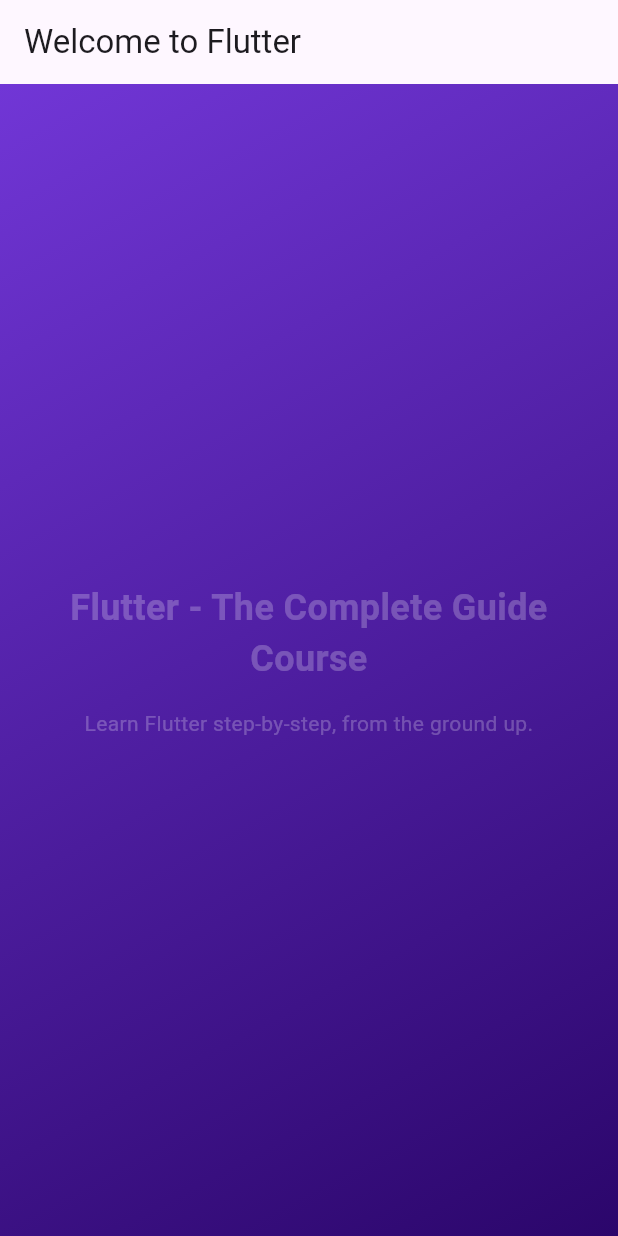
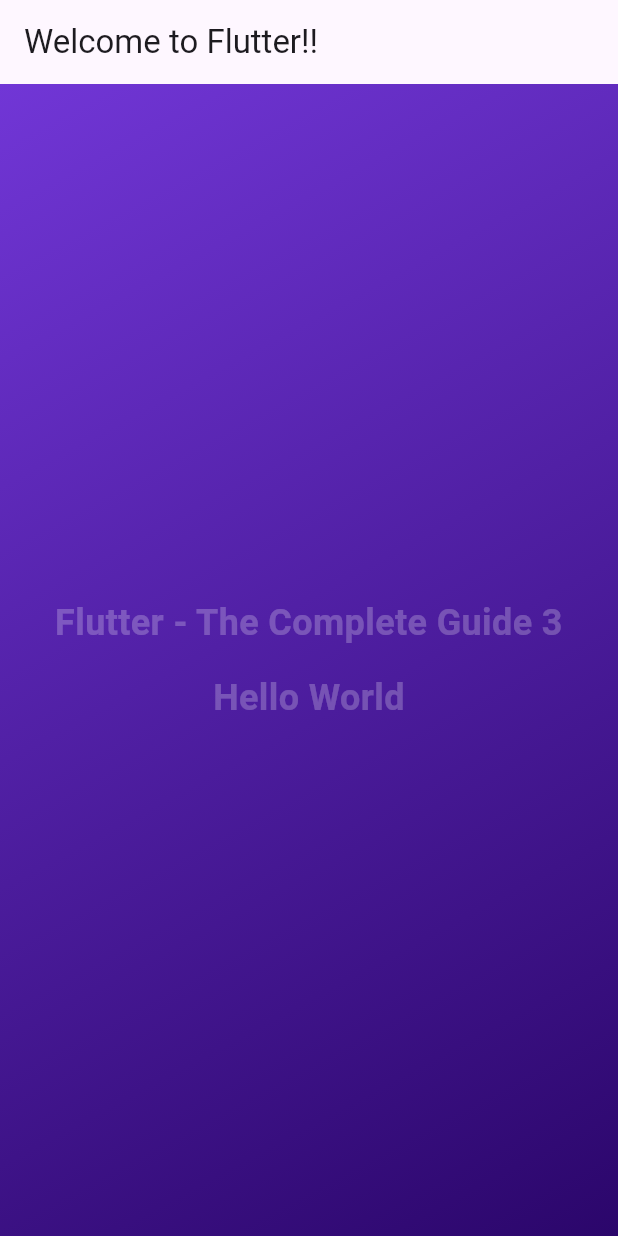
Before and after one commit to hokieknight/hello, a Flutter app: the screen it shows after launch, on a phone screen of 412 x 824 dp. Run offline on Flutter 3.47's test engine with Material 3 defaults, Android fonts, the phone set to English and light mode, and no system bars.

Commit message:
add custom classes

```diff
--- /dev/null
+++ b/lib/gradient_container.dart
@@ -0,0 +1,32 @@
+import 'package:flutter/material.dart';
+import 'package:hello/styled_text.dart';
+
+class GradientContainer extends StatelessWidget {
+  final List<Color> colors;
+
+  const GradientContainer(this.colors, {super.key});
+
+  @override
+  Widget build(BuildContext context) {
+    return Container(
+      decoration: BoxDecoration(
+        gradient: LinearGradient(
+          colors: colors,
+          begin: Alignment.topLeft,
+          end: Alignment.bottomRight,
+        ),
+      ),
+      width: double.infinity,
+      padding: const EdgeInsets.all(12),
+      child: const Column(
+        mainAxisAlignment: MainAxisAlignment.center,
+        crossAxisAlignment: CrossAxisAlignment.center,
+        children: [
+          StyledText('Flutter - The Complete Guide 3'),
+          SizedBox(height: 16),
+          StyledText('Hello World'),
+        ],
+      ),
+    );
+  }
+}
--- a/lib/main.dart
+++ b/lib/main.dart
@@ -1,8 +1,14 @@
 import 'package:flutter/material.dart';
+import 'package:hello/gradient_container.dart';
 
 void main() {
   runApp(const MyApp());
 }
+
+const List<Color> bgColors = [
+  Color.fromARGB(255, 113, 54, 214),
+  Color.fromARGB(255, 43, 6, 107),
+];
 
 class MyApp extends StatelessWidget {
   const MyApp({super.key});
@@ -17,45 +23,9 @@ class MyApp extends StatelessWidget {
       ),
       home: Scaffold(
         appBar: AppBar(
-          title: const Text('Welcome to Flutter'),
+          title: const Text('Welcome to Flutter!!'),
         ),
-        body: Container(
-          decoration: const BoxDecoration(
-            gradient: LinearGradient(
-              colors: [
-                Color.fromARGB(255, 113, 54, 214),
-                Color.fromARGB(255, 43, 6, 107),
-              ],
-              begin: Alignment.topLeft,
-              end: Alignment.bottomRight,
-            ),
-          ),
-          width: double.infinity,
-          padding: const EdgeInsets.all(12),
-          child: const Column(
-            mainAxisAlignment: MainAxisAlignment.center,
-            crossAxisAlignment: CrossAxisAlignment.center,
-            children: [
-              Text(
-                'Flutter - The Complete Guide Course',
-                textAlign: TextAlign.center,
-                style: TextStyle(
-                  fontSize: 24,
-                  fontWeight: FontWeight.bold,
-                  color: Colors.white24,
-                ),
-              ),
-              SizedBox(height: 16),
-              Text(
-                'Learn Flutter step-by-step, from the ground up.',
-                textAlign: TextAlign.center,
-                style: TextStyle(
-                  color: Colors.white24,
-                ),
-              ),
-            ],
-          ),
-        ),
+        body: const GradientContainer(bgColors),
       ),
     );
   }
--- /dev/null
+++ b/lib/styled_text.dart
@@ -0,0 +1,20 @@
+import 'package:flutter/material.dart';
+
+class StyledText extends StatelessWidget {
+  final String text;
+
+  const StyledText(this.text, {super.key});
+
+  @override
+  Widget build(BuildContext context) {
+    return Text(
+      text,
+      textAlign: TextAlign.center,
+      style: const TextStyle(
+        fontSize: 24,
+        fontWeight: FontWeight.bold,
+        color: Colors.white24,
+      ),
+    );
+  }
+}
```
